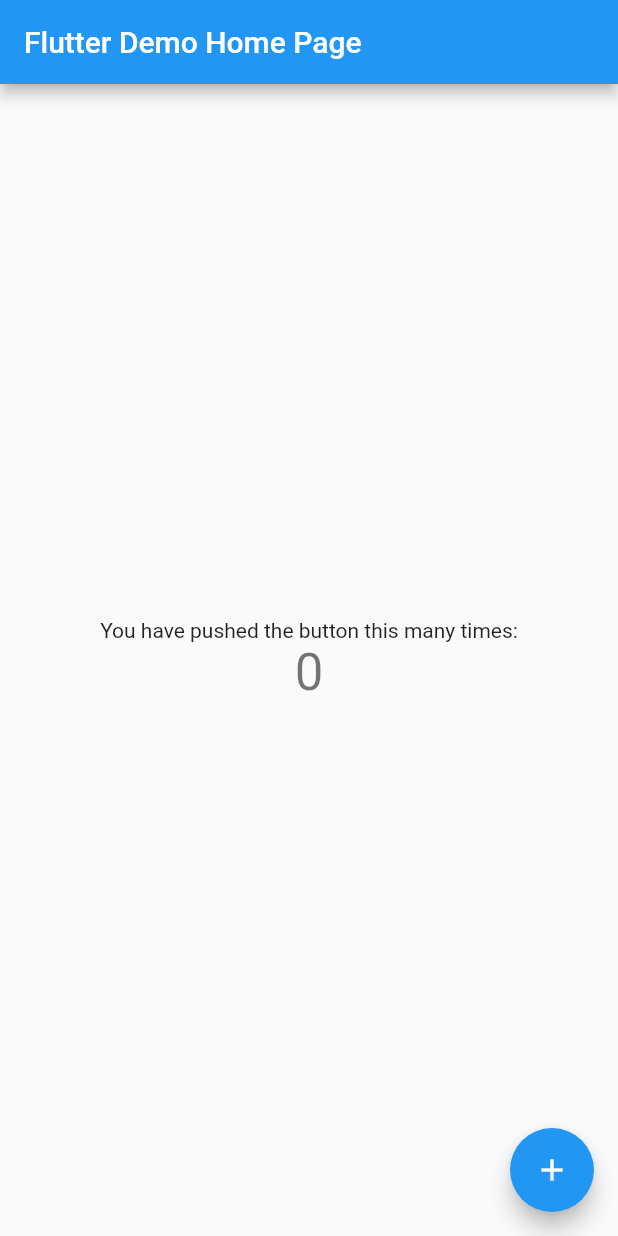
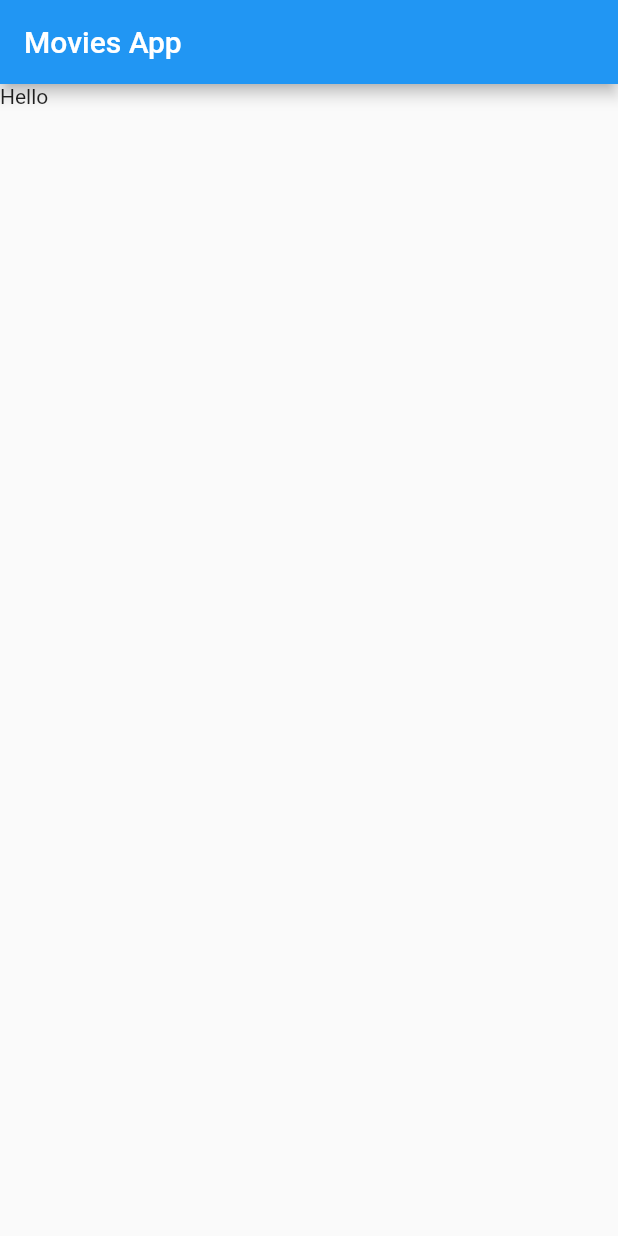
Before and after one commit to miguelromero717/movies-app-flutter, a Flutter app: the screen it shows after launch, on a phone screen of 412 x 824 dp. Run offline on Flutter 3.47's test engine with Material 2 defaults, Android fonts, the phone set to English and light mode, and no system bars.

Commit message:
- Add swiper and http packages - Add home page and config initial route

```diff
--- a/lib/main.dart
+++ b/lib/main.dart
@@ -1,117 +1,7 @@
 import 'package:flutter/material.dart';
 
+import 'package:movies_app/src/movies_app.dart';
+
 void main() {
-  runApp(MyApp());
+  runApp(MoviesApp());
 }
-
-class MyApp extends StatelessWidget {
-  // This widget is the root of your application.
-  @override
-  Widget build(BuildContext context) {
-    return MaterialApp(
-      title: 'Flutter Demo',
-      theme: ThemeData(
-        // This is the theme of your application.
-        //
-        // Try running your application with "flutter run". You'll see the
-        // application has a blue toolbar. Then, without quitting the app, try
-        // changing the primarySwatch below to Colors.green and then invoke
-        // "hot reload" (press "r" in the console where you ran "flutter run",
-        // or simply save your changes to "hot reload" in a Flutter IDE).
-        // Notice that the counter didn't reset back to zero; the application
-        // is not restarted.
-        primarySwatch: Colors.blue,
-        // This makes the visual density adapt to the platform that you run
-        // the app on. For desktop platforms, the controls will be smaller and
-        // closer together (more dense) than on mobile platforms.
-        visualDensity: VisualDensity.adaptivePlatformDensity,
-      ),
-      home: MyHomePage(title: 'Flutter Demo Home Page'),
-    );
-  }
-}
-
-class MyHomePage extends StatefulWidget {
-  MyHomePage({Key key, this.title}) : super(key: key);
-
-  // This widget is the home page of your application. It is stateful, meaning
-  // that it has a State object (defined below) that contains fields that affect
-  // how it looks.
-
-  // This class is the configuration for the state. It holds the values (in this
-  // case the title) provided by the parent (in this case the App widget) and
-  // used by the build method of the State. Fields in a Widget subclass are
-  // always marked "final".
-
-  final String title;
-
-  @override
-  _MyHomePageState createState() => _MyHomePageState();
-}
-
-class _MyHomePageState extends State<MyHomePage> {
-  int _counter = 0;
-
-  void _incrementCounter() {
-    setState(() {
-      // This call to setState tells the Flutter framework that something has
-      // changed in this State, which causes it to rerun the build method below
-      // so that the display can reflect the updated values. If we changed
-      // _counter without calling setState(), then the build method would not be
-      // called again, and so nothing would appear to happen.
-      _counter++;
-    });
-  }
-
-  @override
-  Widget build(BuildContext context) {
-    // This method is rerun every time setState is called, for instance as done
-    // by the _incrementCounter method above.
-    //
-    // The Flutter framework has been optimized to make rerunning build methods
-    // fast, so that you can just rebuild anything that needs updating rather
-    // than having to individually change instances of widgets.
-    return Scaffold(
-      appBar: AppBar(
-        // Here we take the value from the MyHomePage object that was created by
-        // the App.build method, and use it to set our appbar title.
-        title: Text(widget.title),
-      ),
-      body: Center(
-        // Center is a layout widget. It takes a single child and positions it
-        // in the middle of the parent.
-        child: Column(
-          // Column is also a layout widget. It takes a list of children and
-          // arranges them vertically. By default, it sizes itself to fit its
-          // children horizontally, and tries to be as tall as its parent.
-          //
-          // Invoke "debug painting" (press "p" in the console, choose the
-          // "Toggle Debug Paint" action from the Flutter Inspector in Android
-          // Studio, or the "Toggle Debug Paint" command in Visual Studio Code)
-          // to see the wireframe for each widget.
-          //
-          // Column has various properties to control how it sizes itself and
-          // how it positions its children. Here we use mainAxisAlignment to
-          // center the children vertically; the main axis here is the vertical
-          // axis because Columns are vertical (the cross axis would be
-          // horizontal).
-          mainAxisAlignment: MainAxisAlignment.center,
-          children: <Widget>[
-            Text(
-              'You have pushed the button this many times:',
-            ),
-            Text(
-              '$_counter',
-              style: Theme.of(context).textTheme.headline4,
-            ),
-          ],
-        ),
-      ),
-      floatingActionButton: FloatingActionButton(
-        onPressed: _incrementCounter,
-        tooltip: 'Increment',
-        child: Icon(Icons.add),
-      ), // This trailing comma makes auto-formatting nicer for build methods.
-    );
-  }
-}
--- /dev/null
+++ b/lib/src/movies_app.dart
@@ -0,0 +1,14 @@
+import 'package:flutter/material.dart';
+import 'package:movies_app/src/pages/home_page.dart';
+
+class MoviesApp extends StatelessWidget {
+  @override
+  Widget build(BuildContext context) {
+    return MaterialApp(
+      debugShowCheckedModeBanner: false,
+      title: 'Movies App',
+      initialRoute: '/',
+      routes: {'/': (BuildContext context) => HomePage()},
+    );
+  }
+}
--- /dev/null
+++ b/lib/src/pages/home_page.dart
@@ -0,0 +1,15 @@
+import 'package:flutter/material.dart';
+
+class HomePage extends StatelessWidget {
+  @override
+  Widget build(BuildContext context) {
+    return Scaffold(
+      appBar: AppBar(
+        title: Text('Movies App'),
+      ),
+      body: Container(
+        child: Text('Hello'),
+      ),
+    );
+  }
+}
--- a/pubspec.yaml
+++ b/pubspec.yaml
@@ -28,6 +28,8 @@ dependencies:
   # The following adds the Cupertino Icons font to your application.
   # Use with the CupertinoIcons class for iOS style icons.
   cupertino_icons: ^1.0.0
+  flutter_swiper: ^1.1.6
+  http: ^0.12.2
 
 dev_dependencies:
   flutter_test:
```
Also changed, not shown: pubspec.lock.
